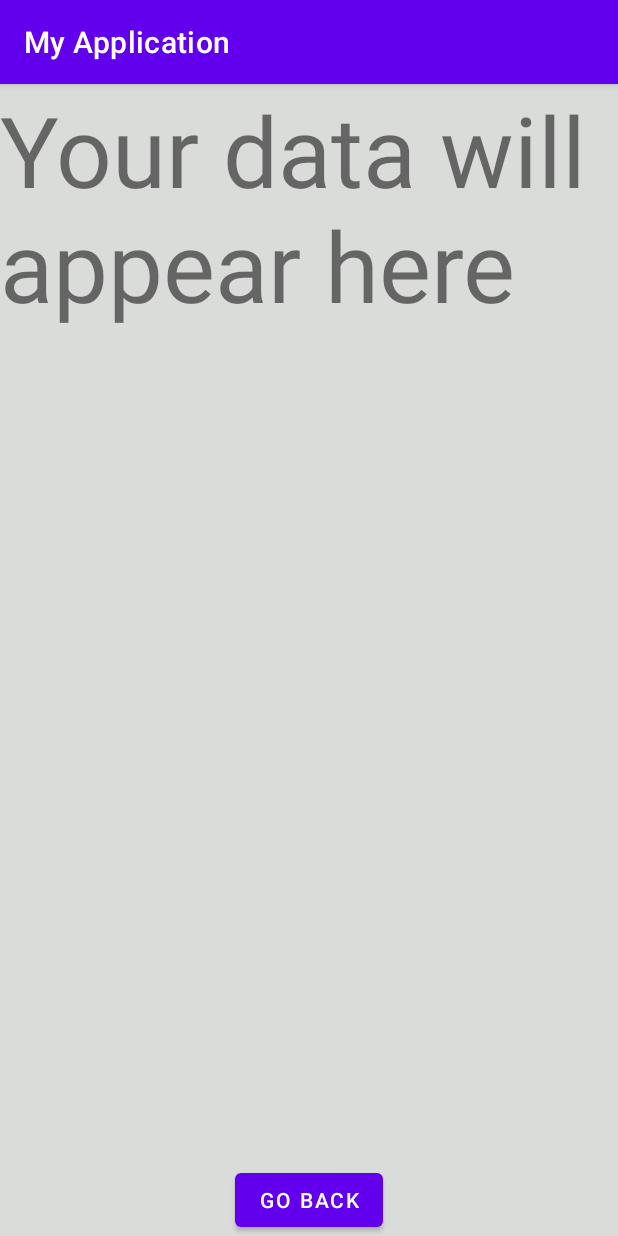
After one commit to VGeser/EmotionalSpectrum, an Android app: the SettingsActivity screen opened directly, with no data from a screen before it, on a phone screen of 412 x 824 dp. The commit adds this screen. Run offline under Robolectric (Android 15) with nearby library versions, the phone set to English and light mode, and no system bars; Roboto replaces fonts that are not available here.

Commit message:
Debugged design

```diff
--- a/app/src/main/AndroidManifest.xml
+++ b/app/src/main/AndroidManifest.xml
@@ -9,6 +9,9 @@
         android:roundIcon="@mipmap/ic_launcher_round"
         android:supportsRtl="true"
         android:theme="@style/Theme.MyApplication">
+        <activity
+            android:name=".SettingsActivity"
+            android:exported="false" />
         <activity
             android:name=".StatsActivity"
             android:exported="false" />
--- /dev/null
+++ b/app/src/main/java/com/example/myapplication/SettingsActivity.java
@@ -0,0 +1,22 @@
+package com.example.myapplication;
+
+import androidx.appcompat.app.AppCompatActivity;
+
+import android.content.Intent;
+import android.os.Bundle;
+import android.view.View;
+import android.widget.Button;
+
+public class SettingsActivity extends AppCompatActivity {
+    private Button backButton;
+    @Override
+    protected void onCreate(Bundle savedInstanceState) {
+        super.onCreate(savedInstanceState);
+        setContentView(R.layout.activity_settings);
+        this.backButton = (Button)this.findViewById(R.id.button_back);
+    }
+    public void buttonClick(View view) {
+        Intent i = new Intent(SettingsActivity.this, MainActivity.class);
+        SettingsActivity.this.startActivity(i);
+    }
+}
--- a/app/src/main/res/layout/activity_settings.xml
+++ b/app/src/main/res/layout/activity_settings.xml
@@ -1,6 +1,30 @@
 <?xml version="1.0" encoding="utf-8"?>
-<androidx.constraintlayout.widget.ConstraintLayout xmlns:android="http://schemas.android.com/apk/res/android"
+<androidx.constraintlayout.widget.ConstraintLayout
+    xmlns:android="http://schemas.android.com/apk/res/android"
+    xmlns:app="http://schemas.android.com/apk/res-auto"
+    xmlns:tools="http://schemas.android.com/tools"
     android:layout_width="match_parent"
-    android:layout_height="match_parent">
-
+    android:layout_height="match_parent"
+    tools:context=".SettingsActivity">
+    <TextView
+        android:layout_width="match_parent"
+        android:layout_height="match_parent"
+        android:id="@+id/fill_text"
+        android:text="@string/filler"
+        app:layout_constraintBottom_toBottomOf="parent"
+        app:layout_constraintTop_toTopOf="parent"
+        app:layout_constraintLeft_toLeftOf="parent"
+        app:layout_constraintRight_toRightOf="parent"
+        android:textSize="65sp"
+        />
+    <Button
+        android:id="@+id/button_back"
+        android:layout_width="wrap_content"
+        android:layout_height="wrap_content"
+        app:layout_constraintBottom_toBottomOf="parent"
+        app:layout_constraintLeft_toLeftOf="parent"
+        app:layout_constraintRight_toRightOf="parent"
+        android:onClick="buttonClick"
+        android:text="@string/button_back"
+        />
 </androidx.constraintlayout.widget.ConstraintLayout>
--- a/app/src/main/res/values/strings.xml
+++ b/app/src/main/res/values/strings.xml
@@ -8,6 +8,7 @@
     <string name="main_text">How are you feeling today?</string>
     <string name="spectrum">Spectrum</string>
     <string name="button_text">See stats</string>
-    <string name="filler">Your statistics will appear here</string>
+    <string name="filler">Your data will appear here</string>
     <string name="button_back">Go back</string>
+    <string name="button_setting">Settings</string>
 </resources>
```
Also changed, not shown: app/src/main/java/com/example/myapplication/MainActivity.java (+7 -2 lines), app/src/main/res/layout/activity_main.xml (+15 -9 lines).
